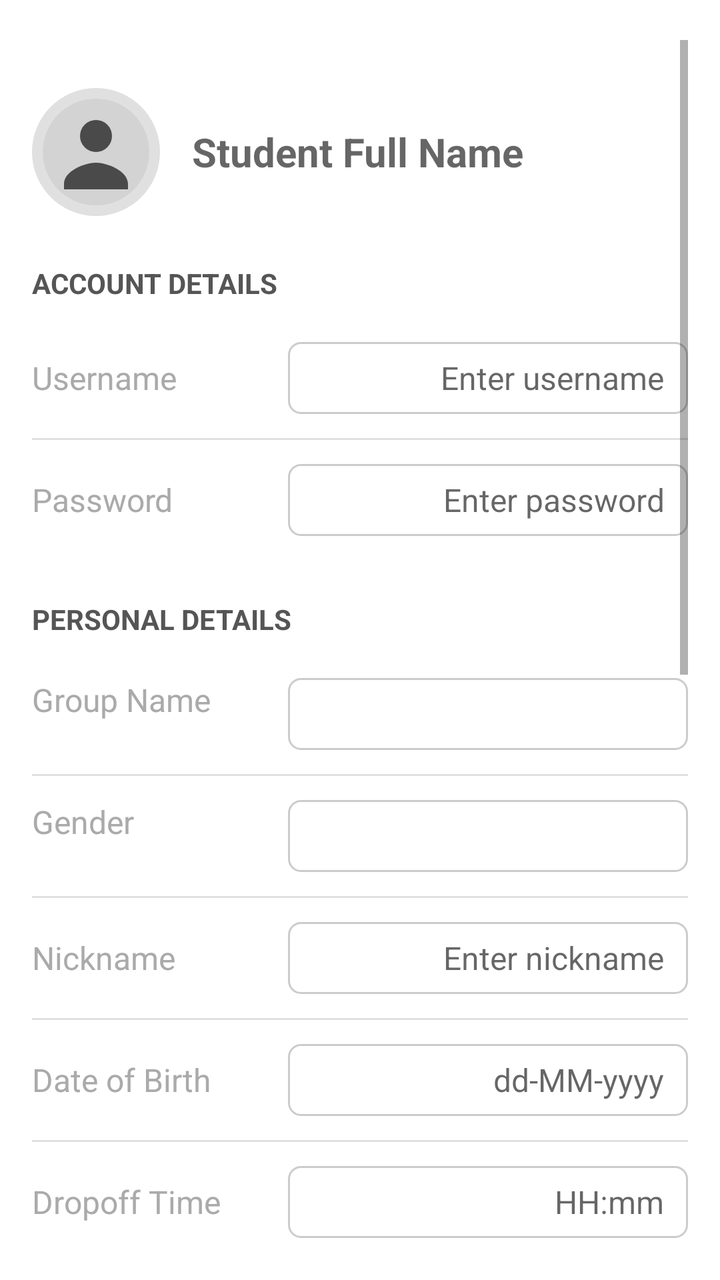
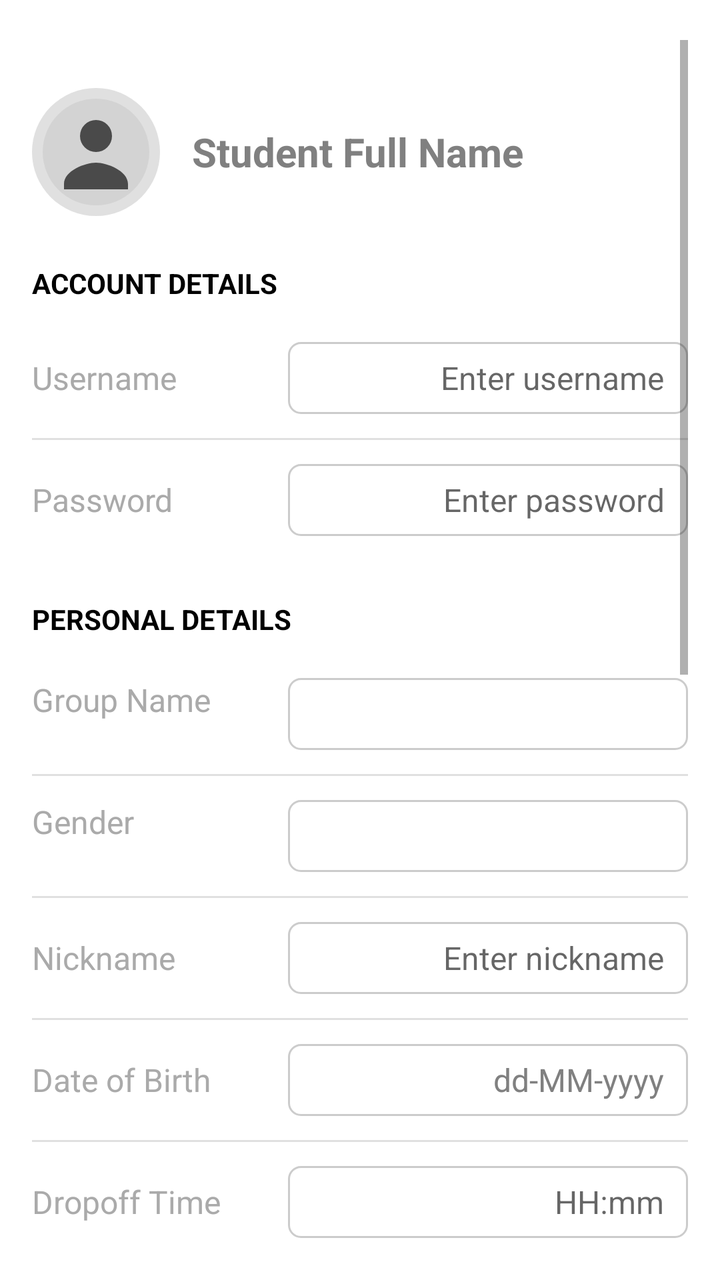

Two renders of the same Android screen: before a commit and after it. Below are the layout's source before the change and the commit's diff.
<!-- AndroidManifest.xml: application theme Theme.NurseryApp -->
<!-- res/layout/fragment_add_student.xml -->
<?xml version="1.0" encoding="utf-8"?>
<ScrollView xmlns:android="http://schemas.android.com/apk/res/android"
    xmlns:tools="http://schemas.android.com/tools"
    android:layout_width="match_parent"
    android:layout_height="match_parent"
    android:paddingHorizontal="16dp"
    android:paddingVertical="20dp"
    android:background="@android:color/white"
    tools:context=".ui.student.AddStudentFragment">

    <LinearLayout
        android:layout_width="match_parent"
        android:layout_height="wrap_content"
        android:orientation="vertical">

        
        <LinearLayout
            android:layout_width="match_parent"
            android:layout_height="wrap_content"
            android:orientation="horizontal"
            android:gravity="center_vertical"
            android:layout_marginTop="24dp"
            android:layout_marginBottom="24dp">

            <ImageView
                android:id="@+id/imgProfile"
                android:layout_width="64dp"
                android:layout_height="64dp"
                android:layout_marginEnd="16dp"
                android:src="@drawable/avatar_placeholder"
                android:scaleType="centerCrop"
                android:background="@drawable/circle_background"
                android:clickable="true"
                android:focusable="true" />

            <EditText
                android:id="@+id/etFullName"
                android:layout_width="0dp"
                android:layout_height="wrap_content"
                android:layout_weight="1"
                android:hint="Student Full Name"
                android:textSize="20sp"
                android:textStyle="bold"
                android:background="@null"
                android:inputType="textPersonName|textCapWords" />
        </LinearLayout>


        
        <TextView
            android:layout_width="match_parent"
            android:layout_height="wrap_content"
            android:text="ACCOUNT DETAILS"
            android:textAllCaps="true"
            android:textStyle="bold"
            android:textColor="#555555"
            android:paddingBottom="8dp" />

        
        <LinearLayout
            style="@style/ProfileItemContainer">
            <TextView
                style="@style/ProfileItemLabel"
                android:text="Username" />
            <EditText
                android:id="@+id/etUsername"
                style="@style/ProfileItemValue"
                android:hint="Enter username"
                android:inputType="textEmailAddress" />
        </LinearLayout>
        <View style="@style/DividerLine" />

        
        <LinearLayout
            style="@style/ProfileItemContainer">
            <TextView
                style="@style/ProfileItemLabel"
                android:text="Password" />
            <EditText
                android:id="@+id/etPassword"
                style="@style/ProfileItemValue"
                android:hint="Enter password"
                android:inputType="textPassword" />
        </LinearLayout>


        
        <TextView
            android:layout_width="match_parent"
            android:layout_height="wrap_content"
            android:text="PERSONAL DETAILS"
            android:textAllCaps="true"
            android:textStyle="bold"
            android:textColor="#555555"
            android:paddingBottom="8dp"
            android:paddingTop="20dp"/>

        
        <LinearLayout
            style="@style/ProfileItemContainer">
            <TextView
                style="@style/ProfileItemLabel"
                android:text="Group Name" />

            <Spinner
                android:id="@+id/spinnerGroup"
                style="@style/ProfileItemValue"
                android:layout_gravity="end"
                android:gravity="end" />
        </LinearLayout>
        <View style="@style/DividerLine" />

        <LinearLayout
            style="@style/ProfileItemContainer">
            <TextView
                style="@style/ProfileItemLabel"
                android:text="Gender" />
            <Spinner
                android:id="@+id/spinnerGender"
                style="@style/ProfileItemValue"
                android:hint="Enter nickname"
                android:inputType="textPersonName"
                android:layout_gravity="end"
                android:gravity="end"/>
        </LinearLayout>
        <View style="@style/DividerLine" />

        
        <LinearLayout
            style="@style/ProfileItemContainer">
            <TextView
                style="@style/ProfileItemLabel"
                android:text="Nickname" />
            <EditText
                android:id="@+id/etNickname"
                style="@style/ProfileItemValue"
                android:hint="Enter nickname"
                android:inputType="textPersonName" />
        </LinearLayout>
        <View style="@style/DividerLine" />

        
        <LinearLayout
            style="@style/ProfileItemContainer">
            <TextView
                style="@style/ProfileItemLabel"
                android:text="Date of Birth" />
            <EditText
                android:id="@+id/etDateOfBirth"
                style="@style/ProfileItemValue"
                android:hint="dd-MM-yyyy"
                android:focusable="false"
                android:clickable="true" />
        </LinearLayout>
        <View style="@style/DividerLine" />

        
        <LinearLayout
            style="@style/ProfileItemContainer">
            <TextView
                style="@style/ProfileItemLabel"
                android:text="Dropoff Time" />
            <EditText
                android:id="@+id/etDropOffTime"
                style="@style/ProfileItemValue"
                android:hint="HH:mm"
                android:focusable="false"
                android:clickable="true" />
        </LinearLayout>
        <View style="@style/DividerLine" />

        
        <LinearLayout
            style="@style/ProfileItemContainer">
            <TextView
                style="@style/ProfileItemLabel"
                android:text="Pickup Time" />
            <EditText
                android:id="@+id/etPickupTime"
                style="@style/ProfileItemValue"
                android:hint="HH:mm"
                android:focusable="false"
                android:clickable="true" />
        </LinearLayout>
        <View style="@style/DividerLine" />

        
        <LinearLayout
            style="@style/ProfileItemContainer">
            <TextView
                style="@style/ProfileItemLabel"
                android:text="Address" />
            <EditText
                android:id="@+id/etAddress"
                style="@style/ProfileItemValue"
                android:hint="Enter address"
                android:inputType="textPostalAddress" />
        </LinearLayout>
        <View style="@style/DividerLine" />

        
        <LinearLayout
            style="@style/ProfileItemContainer">
            <TextView
                style="@style/ProfileItemLabel"
                android:text="City" />
            <EditText
                android:id="@+id/etCity"
                style="@style/ProfileItemValue"
                android:hint="Enter city"
                android:inputType="text" />
        </LinearLayout>
        <View style="@style/DividerLine" />

        
        <LinearLayout
            style="@style/ProfileItemContainer">
            <TextView
                style="@style/ProfileItemLabel"
                android:text="Allergies" />
            <EditText
                android:id="@+id/etAllergies"
                style="@style/ProfileItemValue"
                android:hint="Enter allergies"
                android:inputType="text" />
        </LinearLayout>
        <View style="@style/DividerLine" />

        
        <LinearLayout
            style="@style/ProfileItemContainer">
            <TextView
                style="@style/ProfileItemLabel"
                android:text="Native Language" />
            <EditText
                android:id="@+id/etLanguage"
                style="@style/ProfileItemValue"
                android:hint="Enter language"
                android:inputType="text" />
        </LinearLayout>
        <View style="@style/DividerLine" />

        
        <LinearLayout
            android:layout_width="match_parent"
            android:layout_height="wrap_content"
            android:orientation="horizontal"
            android:gravity="center_vertical"
            android:layout_marginTop="12dp">

            <TextView
                android:layout_width="0dp"
                android:layout_weight="1"
                android:layout_height="wrap_content"
                android:text="Photo Consent"
                android:textSize="16sp" />

            <com.google.android.material.switchmaterial.SwitchMaterial
                android:id="@+id/cbPhotoConsent"
                android:layout_width="wrap_content"
                android:layout_height="wrap_content" />
        </LinearLayout>

        
        
        <TextView
            android:layout_width="match_parent"
            android:layout_height="wrap_content"
            android:text="Comment"
            android:textStyle="bold"
            android:layout_marginTop="16dp" />
        <EditText
            android:id="@+id/etComment"
            android:layout_width="match_parent"
            android:layout_height="wrap_content"
            android:hint="Enter comment or special instructions"
            android:inputType="textMultiLine"
            android:minLines="3"
            android:gravity="top|start"
            android:paddingVertical="8dp"
            android:background="@drawable/rounded_edittext_background"
            android:paddingLeft="10dp"
            android:layout_marginBottom="24dp" />

        
        <Button
            android:id="@+id/btnSubmit"
            android:layout_width="match_parent"
            android:layout_height="wrap_content"
            android:text="Add Student"
            android:textColor="@android:color/white"
            android:backgroundTint="@color/kindiedays_blue_dark"
            android:layout_marginTop="24dp"
            android:paddingVertical="12dp" />

    </LinearLayout>
</ScrollView>
<!-- resources referenced by this layout -->
<resources>
  <color name="kindiedays_blue_dark">#186086</color>
  <!-- drawable avatar_placeholder (drawable) -->
  <?xml version="1.0" encoding="utf-8"?>
  <vector xmlns:android="http://schemas.android.com/apk/res/android"
      android:width="48dp"
      android:height="48dp"
      android:viewportWidth="24"
      android:viewportHeight="24">
  
      
      <path
          android:fillColor="#D3D3D3"
          android:pathData="M12,2a10,10 0,1 0,0 20a10,10 0,0 0,0 -20z" />
  
      
      <path
          android:fillColor="#4A4A4A"
          android:pathData="M12,6a3,3 0,1 0,0 6a3,3 0,0 0,0 -6zM6,18c0,-2.5 4,-4 6,-4s6,1.5 6,4v1H6v-1z" />
  
  </vector>
  <!-- drawable circle_background (drawable) -->
  <?xml version="1.0" encoding="utf-8"?>
  <shape xmlns:android="http://schemas.android.com/apk/res/android"
      android:shape="oval">
      <solid android:color="#e0e0e0" />
  </shape>
  <!-- drawable rounded_edittext_background (drawable) -->
  <?xml version="1.0" encoding="utf-8"?>
  <shape xmlns:android="http://schemas.android.com/apk/res/android"
      android:shape="rectangle">
      <solid android:color="@android:color/white" />
      <corners android:radius="8dp" />
      <stroke android:width="1dp" android:color="#CCCCCC" />
  </shape>
  <style name="DividerLine" parent="android:Widget">
          <item name="android:layout_width">match_parent</item>
          <item name="android:layout_height">1dp</item>
          <item name="android:background">#E0E0E0</item>
      </style>
  <style name="ProfileItemContainer" parent="android:Widget">
          <item name="android:layout_width">match_parent</item>
          <item name="android:layout_height">wrap_content</item>
          <item name="android:orientation">horizontal</item>
          <item name="android:paddingVertical">12dp</item>
      </style>
  <style name="ProfileItemLabel" parent="android:Widget.TextView">
          <item name="android:layout_width">0dp</item>
          <item name="android:layout_height">wrap_content</item>
          <item name="android:layout_weight">1</item>
          <item name="android:textColor">@android:color/darker_gray</item>
          <item name="android:textSize">16sp</item>
      </style>
  <style name="ProfileItemValue" parent="android:Widget.EditText">
          <item name="android:layout_width">200dp</item>
          <item name="android:layout_height">wrap_content</item>
          <item name="android:minHeight">36dp</item>
          <item name="android:textColor">@android:color/black</item>
          <item name="android:textSize">16sp</item>
          <item name="android:textStyle">normal</item>
          <item name="android:gravity">center_vertical|end</item>
          
          <item name="android:background">@drawable/rounded_input_background</item>
          <item name="android:paddingHorizontal">8dp</item>
          <item name="android:singleLine">true</item>
          
          <item name="android:paddingStart">12dp</item>
          <item name="android:paddingEnd">12dp</item>
      </style>
  <!-- drawable rounded_input_background (drawable) -->
  <?xml version="1.0" encoding="utf-8"?>
  <shape xmlns:android="http://schemas.android.com/apk/res/android"
      android:shape="rectangle">
      
      <solid android:color="@android:color/white" />
      
      <corners android:radius="6dp" />
      
      <stroke android:width="1dp" android:color="#CCCCCC" />
  </shape>
  <color name="purple_500">#FF6200EE</color>
  <color name="purple_700">#FF3700B3</color>
  <color name="white">#FFFFFFFF</color>
  <color name="teal_200">#FF03DAC5</color>
  <color name="teal_700">#FF018786</color>
  <color name="black">#FF000000</color>
  <!-- unchanged entries left out for length: 1 -->
</resources>

<!-- the commit's change to res/layout/fragment_add_student.xml (unified diff, before → after) -->
@@ -40,6 +40,8 @@
                 android:layout_weight="1"
                 android:hint="Student Full Name"
                 android:textSize="20sp"
+                android:textColor="#000000"
+                android:textColorHint="#808080"
                 android:textStyle="bold"
                 android:background="@null"
                 android:inputType="textPersonName|textCapWords" />
@@ -53,7 +55,8 @@
             android:text="ACCOUNT DETAILS"
             android:textAllCaps="true"
             android:textStyle="bold"
-            android:textColor="#555555"
+            android:textColor="#000000"
+            android:textColorHint="#808080"
             android:paddingBottom="8dp" />
 
         
@@ -91,7 +94,8 @@
             android:text="PERSONAL DETAILS"
             android:textAllCaps="true"
             android:textStyle="bold"
-            android:textColor="#555555"
+            android:textColor="#000000"
+            android:textColorHint="#808080"
             android:paddingBottom="8dp"
             android:paddingTop="20dp"/>
 
@@ -105,6 +109,8 @@
             <Spinner
                 android:id="@+id/spinnerGroup"
                 style="@style/ProfileItemValue"
+                android:textColor="#808080"
+                android:textColorHint="#808080"
                 android:layout_gravity="end"
                 android:gravity="end" />
         </LinearLayout>
@@ -120,6 +126,8 @@
                 style="@style/ProfileItemValue"
                 android:hint="Enter nickname"
                 android:inputType="textPersonName"
+                android:textColor="#000000"
+                android:textColorHint="#808080"
                 android:layout_gravity="end"
                 android:gravity="end"/>
         </LinearLayout>
@@ -148,6 +156,8 @@
             <EditText
                 android:id="@+id/etDateOfBirth"
                 style="@style/ProfileItemValue"
+                android:textColor="#000000"
+                android:textColorHint="#808080"
                 android:hint="dd-MM-yyyy"
                 android:focusable="false"
                 android:clickable="true" />
@@ -268,6 +278,8 @@
             android:layout_height="wrap_content"
             android:text="Comment"
             android:textStyle="bold"
+            android:textColor="#000000"
+            android:textColorHint="#808080"
             android:layout_marginTop="16dp" />
         <EditText
             android:id="@+id/etComment"
@@ -276,6 +288,8 @@
             android:hint="Enter comment or special instructions"
             android:inputType="textMultiLine"
             android:minLines="3"
+            android:textColor="#000000"
+            android:textColorHint="#808080"
             android:gravity="top|start"
             android:paddingVertical="8dp"
             android:background="@drawable/rounded_edittext_background"
<!-- resource entries referenced after the edit -->
@@ -56,7 +56,8 @@
           <item name="android:layout_width">200dp</item>
           <item name="android:layout_height">wrap_content</item>
           <item name="android:minHeight">36dp</item>
-          <item name="android:textColor">@android:color/black</item>
+          <item name="android:textColor">"#000000"</item>
+  
           <item name="android:textSize">16sp</item>
           <item name="android:textStyle">normal</item>
           <item name="android:gravity">center_vertical|end</item>
